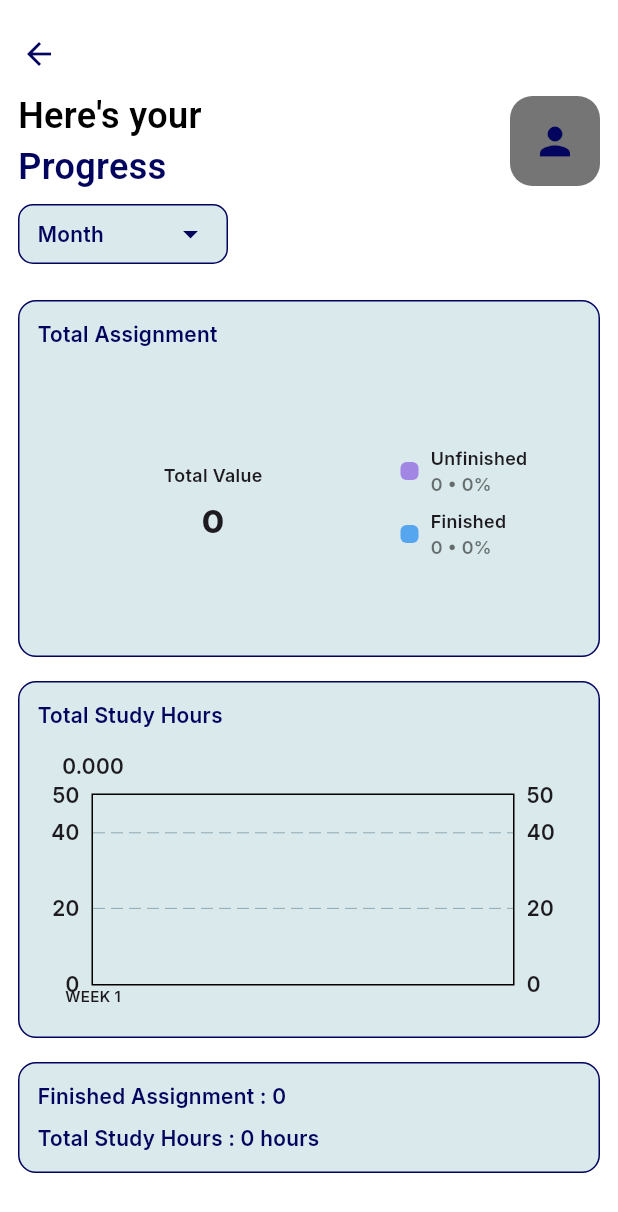
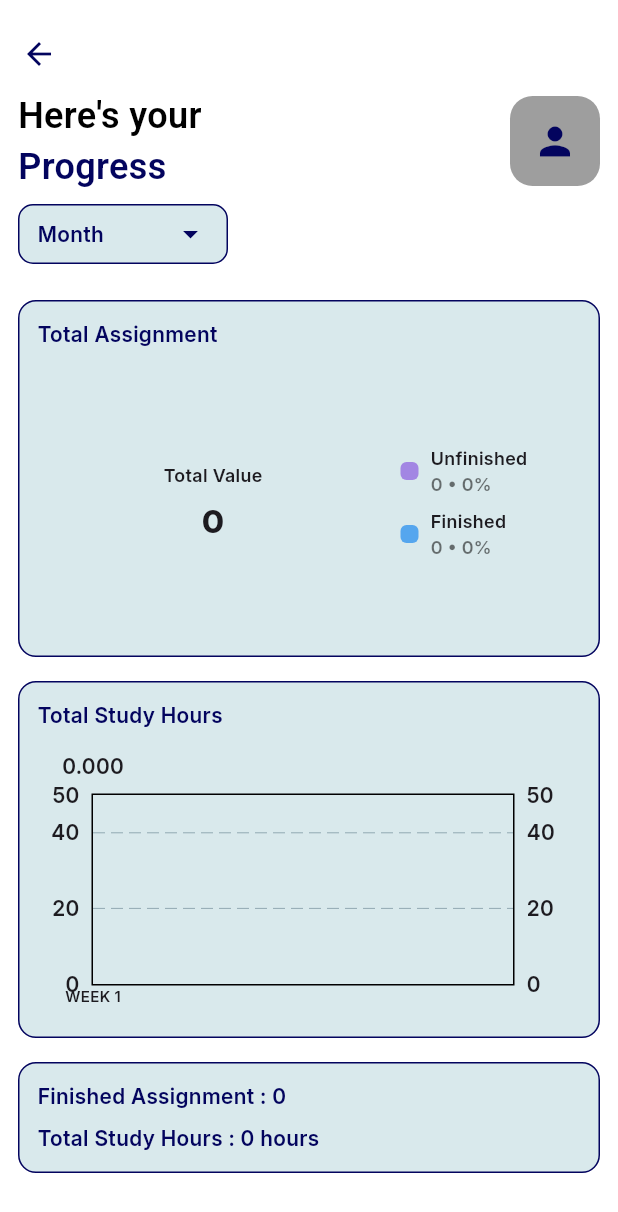
Before and after one commit to HanaKatharine-231401049/StudyMate, a Flutter app: the StatisticsScreen screen opened directly with empty values, on a phone screen of 412 x 824 dp. Shown: the top 1212 px of the screen. Run offline on Flutter 3.47's test engine with Material 3 defaults, Android fonts, the phone set to English and light mode, and no system bars; drawn by our look-alikes of fl_chart; our stand-ins replace google_fonts.

Commit message:
fix(statistics): correct person icon color in statistics screen

```diff
--- a/lib/screens/statistics_screen.dart
+++ b/lib/screens/statistics_screen.dart
@@ -96,7 +96,7 @@ class _StatisticsScreenState extends State<StatisticsScreen> {
                             width: 60,
                             height: 60,
                             decoration: BoxDecoration(
-                              color: Colors.grey[600],
+                              color: Colors.grey,
                               borderRadius: BorderRadius.circular(15),
                             ),
                             child: const
```
